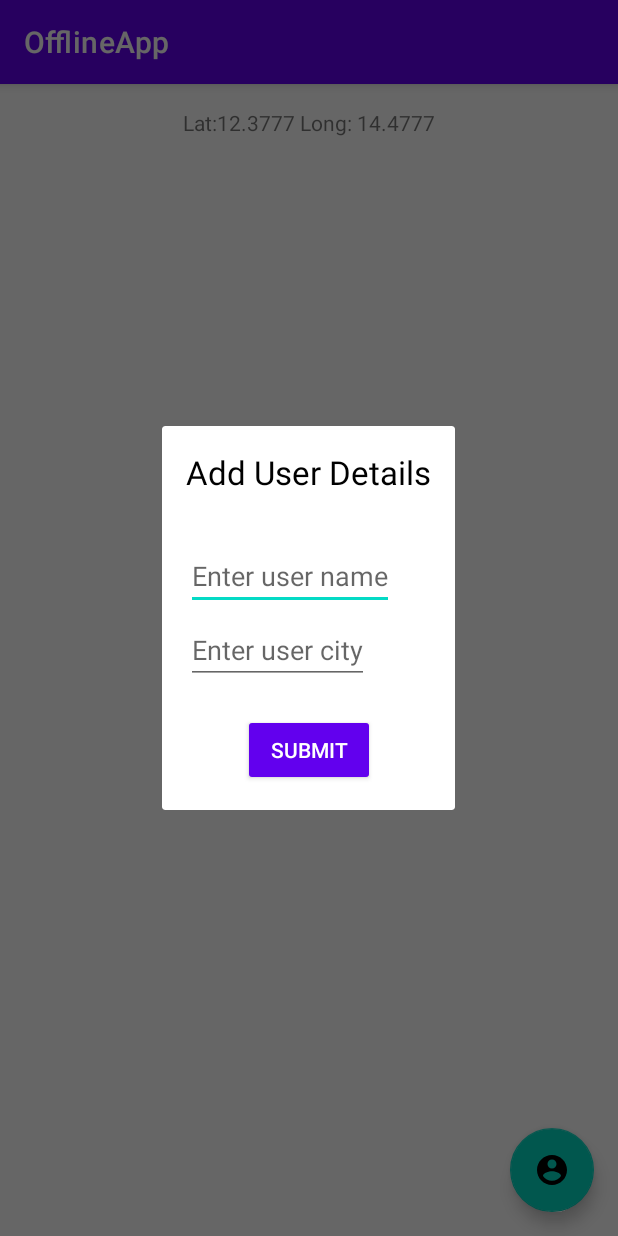
After one commit to sandeepsankla/MVVM-HILT-Coroutine-Sample, an Android app: the fragment AddUserDetailFragment placed in its activity, on a phone screen of 412 x 824 dp. The commit adds this screen. Run offline under Robolectric (Android 15) with nearby library versions, the phone set to English and light mode, and no system bars; our stand-ins replace Dagger/Hilt's generated code, Firebase (no records; nobody signed in at launch, a user with empty details on screens opened directly); 2 statements that could not run were skipped.

Commit message:
setup project

```diff
--- a/app/build.gradle
+++ b/app/build.gradle
@@ -17,7 +17,7 @@ android {
         targetSdkVersion 30
         versionCode 1
         versionName "1.0"
-
+        multiDexEnabled true
         testInstrumentationRunner "androidx.test.runner.AndroidJUnitRunner"
     }
     buildFeatures {
@@ -45,6 +45,7 @@ dependencies {
     implementation 'androidx.appcompat:appcompat:1.2.0'
     implementation 'com.google.android.material:material:1.3.0'
     implementation 'androidx.constraintlayout:constraintlayout:2.0.4'
+    implementation 'com.google.firebase:firebase-firestore-ktx:23.0.2'
     testImplementation 'junit:junit:4.+'
     androidTestImplementation 'androidx.test.ext:junit:1.1.2'
     androidTestImplementation 'androidx.test.espresso:espresso-core:3.3.0'
@@ -58,7 +59,8 @@ dependencies {
     implementation 'androidx.hilt:hilt-lifecycle-viewmodel:1.0.0-alpha03'
     kapt 'androidx.hilt:hilt-compiler:1.0.0'
     kapt 'com.google.dagger:hilt-android-compiler:2.28.3-alpha'*/
-
+    implementation platform('com.google.firebase:firebase-bom:28.2.1')
+    implementation 'com.google.firebase:firebase-analytics-ktx'
 
     implementation "com.google.dagger:hilt-android:$hilt_version"
     implementation "androidx.hilt:hilt-lifecycle-viewmodel:$hilt_viewmodels"
--- a/app/src/main/java/com/example/sandeep/repo/MainRepoSource.kt
+++ b/app/src/main/java/com/example/sandeep/repo/MainRepoSource.kt
@@ -6,5 +6,5 @@ import com.example.sandeep.User
 import kotlinx.coroutines.flow.Flow
 
 interface MainRepoSource {
-   suspend  fun getWeatherDetails() : Flow<Resource<GenericApiResponse<User>>>
+    fun addNewUser(name: String, city: String):Flow<Resource<User>>
 }
--- a/app/src/main/java/com/example/sandeep/repo/MainRepository.kt
+++ b/app/src/main/java/com/example/sandeep/repo/MainRepository.kt
@@ -1,27 +1,31 @@
 package com.example.sandeep.repo
 
-import android.util.Log
-import com.example.core.util.GenericApiResponse
 import com.example.core.util.Resource
-import com.example.sandeep.MainRemoteSource
 import com.example.sandeep.User
-import kotlinx.coroutines.Dispatchers
 import kotlinx.coroutines.flow.Flow
 import kotlinx.coroutines.flow.flow
-import kotlinx.coroutines.flow.flowOn
 import javax.inject.Inject
 
 class MainRepository @Inject constructor(private val mainRemoteSource: MainRemoteSource) :
     MainRepoSource {
-
-    //private val mainRemoteSource: MainRepoSource
-   override suspend fun getWeatherDetails(): Flow<Resource<GenericApiResponse<User>>> {
-        Log.d("sasa","getCall in repo")
+    override fun addNewUser(
+        name: String,
+        city: String
+    ): Flow<Resource<User>> {
         return flow {
             emit(Resource.Loading(true))
-            emit(mainRemoteSource.getWeatherDetails())
-            emit(Resource.Loading(false))
-        }.flowOn(Dispatchers.IO)
+            emit(mainRemoteSource.addNewUser(name, city))
+        }
     }
 
+    /*  //private val mainRemoteSource: MainRepoSource
+     override suspend fun getWeatherDetails(): Flow<Resource<GenericApiResponse<User>>> {
+          Log.d("sasa","getCall in repo")
+          return flow {
+              emit(Resource.Loading(true))
+              emit(mainRemoteSource.getWeatherDetails())
+              emit(Resource.Loading(false))
+          }.flowOn(Dispatchers.IO)
+      }*/
+
 }
--- /dev/null
+++ b/app/src/main/java/com/example/sandeep/ui/AddUserDetailFragment.kt
@@ -0,0 +1,68 @@
+package com.example.sandeep.ui
+
+import android.os.Bundle
+import android.view.LayoutInflater
+import android.view.View
+import android.view.ViewGroup
+import androidx.fragment.app.DialogFragment
+import androidx.fragment.app.viewModels
+import androidx.lifecycle.ViewModelProvider
+import com.example.core.exension.hide
+import com.example.core.exension.observe
+import com.example.core.exension.show
+import com.example.core.util.Resource
+import com.example.core.util.Status
+import com.example.sandeep.R
+import com.example.sandeep.User
+import kotlinx.android.synthetic.main.activity_main.*
+import kotlinx.android.synthetic.main.layout_add_user_details.*
+
+/**
+ * Created by Sandeep Sankla
+ */
+
+class AddUserDetailFragment : DialogFragment() {
+
+    val viewModel: MainViewModel by lazy {
+        ViewModelProvider(this ).get(MainViewModel::class.java)
+    }
+    override fun onCreateView(
+        inflater: LayoutInflater,
+        container: ViewGroup?,
+        savedInstanceState: Bundle?
+    ): View? {
+        return  inflater.inflate(R.layout.layout_add_user_details, container)
+
+    }
+
+    override fun onViewCreated(view: View, savedInstanceState: Bundle?) {
+        super.onViewCreated(view, savedInstanceState)
+        observe(viewModel.user, ::userListener)
+        btSubmit.setOnClickListener {
+            val name  = etUserName.text
+            val city = etUserCity.text
+            if(!name.isNullOrEmpty() && !city.isNullOrEmpty()){
+                viewModel.addUser(name.toString(), city.toString())
+
+            }
+        }
+    }
+
+    private fun userListener(resource: Resource<User>) {
+        //applog.d(TAG, resource.status.name)
+        when (resource.status) {
+            Status.SUCCESS -> {
+                //progressBar.hide()
+                dismissAllowingStateLoss()
+            }
+            Status.ERROR -> {
+                //progressBar.hide()
+                viewModel.showSnackBarMessage(resource.message.toString())
+            }
+            Status.LOADING -> {
+                //progressBar.show()
+            }
+
+        }
+    }
+}
--- a/app/src/main/java/com/example/sandeep/ui/MainViewModel.kt
+++ b/app/src/main/java/com/example/sandeep/ui/MainViewModel.kt
@@ -1,10 +1,9 @@
-package com.example.sandeep
+package com.example.sandeep.ui
 
-import android.util.Log
 import androidx.lifecycle.*
 import com.example.core.base.BaseViewModel
-import com.example.core.util.GenericApiResponse
 import com.example.core.util.Resource
+import com.example.sandeep.User
 import com.example.sandeep.repo.MainRepository
 import dagger.hilt.android.lifecycle.HiltViewModel
 import kotlinx.coroutines.flow.collect
--- /dev/null
+++ b/app/src/main/res/drawable/ic_profile.xml
@@ -0,0 +1,5 @@
+<vector android:height="24dp" android:tint="#01B5FE"
+    android:viewportHeight="24" android:viewportWidth="24"
+    android:width="24dp" xmlns:android="http://schemas.android.com/apk/res/android">
+    <path android:fillColor="@android:color/white" android:pathData="M12,2C6.48,2 2,6.48 2,12s4.48,10 10,10 10,-4.48 10,-10S17.52,2 12,2zM12,5c1.66,0 3,1.34 3,3s-1.34,3 -3,3 -3,-1.34 -3,-3 1.34,-3 3,-3zM12,19.2c-2.5,0 -4.71,-1.28 -6,-3.22 0.03,-1.99 4,-3.08 6,-3.08 1.99,0 5.97,1.09 6,3.08 -1.29,1.94 -3.5,3.22 -6,3.22z"/>
+</vector>
--- a/app/src/main/res/layout/activity_main.xml
+++ b/app/src/main/res/layout/activity_main.xml
@@ -22,7 +22,7 @@
        android:layout_height="wrap_content"
        android:id="@+id/recyclerView"
        android:layout_margin="8dp"
-       tools:listitem="@layout/item_weather_layout"
+       tools:listitem="@layout/item_user_layout"
        app:layout_constraintTop_toBottomOf="@id/tvHeader"
        app:layout_constraintStart_toStartOf="parent"
        app:layout_constraintEnd_toEndOf="parent"/>
@@ -35,6 +35,13 @@
         app:layout_constraintBottom_toBottomOf="parent"
         app:layout_constraintStart_toStartOf="parent"
         app:layout_constraintEnd_toEndOf="parent"/>
-
+ <com.google.android.material.floatingactionbutton.FloatingActionButton
+     android:layout_width="wrap_content"
+     android:layout_height="wrap_content"
+     android:id="@+id/fab"
+     android:src="@drawable/ic_profile"
+     android:layout_margin="16dp"
+     app:layout_constraintBottom_toBottomOf="parent"
+     app:layout_constraintEnd_toEndOf="parent"/>
 
 </androidx.constraintlayout.widget.ConstraintLayout>
--- /dev/null
+++ b/app/src/main/res/layout/layout_add_user_details.xml
@@ -0,0 +1,49 @@
+<?xml version="1.0" encoding="utf-8"?>
+<androidx.constraintlayout.widget.ConstraintLayout xmlns:android="http://schemas.android.com/apk/res/android"
+    android:layout_width="match_parent"
+    android:layout_height="match_parent"
+    android:padding="16dp"
+    xmlns:app="http://schemas.android.com/apk/res-auto">
+    <TextView
+        android:layout_width="wrap_content"
+        android:layout_height="wrap_content"
+        android:id="@+id/tvHeader"
+        android:text="@string/add_user_details"
+        android:textColor="@color/black"
+        android:textSize="22sp"
+        app:layout_constraintTop_toTopOf="parent"
+        app:layout_constraintStart_toStartOf="parent"
+        app:layout_constraintEnd_toEndOf="parent"/>
+
+    <EditText
+        android:layout_width="match_parent"
+        android:layout_height="wrap_content"
+        android:id="@+id/etUserName"
+        android:hint="@string/enter_user_name"
+        app:layout_constraintTop_toBottomOf="@id/tvHeader"
+        app:layout_constraintStart_toStartOf="parent"
+        android:layout_marginTop="32dp"/>
+    <EditText
+        android:layout_width="match_parent"
+        android:layout_height="wrap_content"
+        android:id="@+id/etUserCity"
+        android:hint="@string/enter_user_city"
+        app:layout_constraintTop_toBottomOf="@id/etUserName"
+        app:layout_constraintStart_toStartOf="parent"
+        android:layout_marginTop="4dp"/>
+
+    <androidx.appcompat.widget.AppCompatButton
+        android:layout_width="match_parent"
+        android:layout_height="wrap_content"
+        app:layout_constraintTop_toBottomOf="@id/etUserCity"
+        app:layout_constraintStart_toStartOf="parent"
+        app:layout_constraintEnd_toEndOf="parent"
+        android:backgroundTint="@color/design_default_color_primary"
+        android:text="@string/submit"
+        android:textColor="@color/white"
+        android:layout_marginTop="20dp"
+        android:id="@+id/btSubmit"
+        />
+
+
+</androidx.constraintlayout.widget.ConstraintLayout>
--- a/app/src/main/res/values/strings.xml
+++ b/app/src/main/res/values/strings.xml
@@ -1,4 +1,8 @@
 <resources>
-    <string name="app_name">SampleHiltMVVM</string>
+    <string name="app_name">OfflineApp</string>
     <string name="lat_long">Lat:12.3777 Long: 14.4777</string>
+    <string name="enter_user_name">Enter user name</string>
+    <string name="enter_user_city">Enter user city</string>
+    <string name="add_user_details">Add User Details</string>
+    <string name="submit">submit</string>
 </resources>
--- a/build.gradle
+++ b/build.gradle
@@ -10,6 +10,7 @@ buildscript {
         classpath "com.android.tools.build:gradle:4.1.3"
         classpath "org.jetbrains.kotlin:kotlin-gradle-plugin:$kotlin_version"
         classpath "com.google.dagger:hilt-android-gradle-plugin:2.31.2-alpha"
+        classpath 'com.google.gms:google-services:4.3.8'
         // NOTE: Do not place your application dependencies here; they belong
         // in the individual module build.gradle files
     }
--- a/core/src/main/AndroidManifest.xml
+++ b/core/src/main/AndroidManifest.xml
@@ -2,5 +2,5 @@
 <manifest xmlns:android="http://schemas.android.com/apk/res/android"
     package="com.example.core">
     <uses-permission android:name="android.permission.ACCESS_NETWORK_STATE"/>
-    <uses-permission android:name="android.permission.INTERNET" />
+    <uses-permission android:name="android.permission.INTERNET" />fireBaseCo
 </manifest>
--- a/settings.gradle
+++ b/settings.gradle
@@ -1,3 +1,3 @@
 include ':app'
-rootProject.name = "SampleHiltMVVM"
+rootProject.name = "OfflineApp"
 include ':core'
```
Also changed, not shown: app/src/main/java/com/example/sandeep/repo/MainRemoteSource.kt (+4 -6 lines), app/src/main/java/com/example/sandeep/ui/MainActivity.kt (+6 -24 lines), app/src/main/java/com/example/sandeep/ui/dataModel.kt (+14 -17 lines), app/src/main/res/layout/item_user_layout.xml (added, +49 -0 lines), 1 other file.
